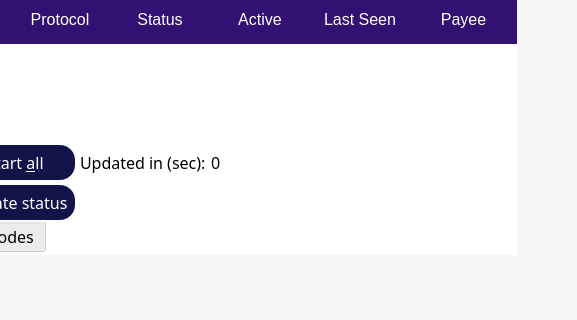
The window that src/qt/forms/zoinodes.ui (noirofficial/noir) describes before a commit, drawn with Qt 5; both pictures show x 250 to 827 and y 195 to 515 of the 827 by 515 pixel window.
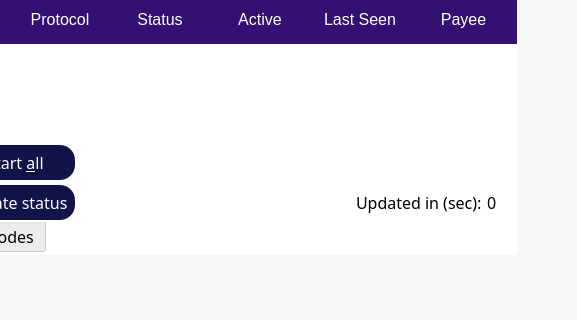
The same window after the commit. Icons and pictures are not drawn.

```diff
--- a/src/qt/forms/zoinodes.ui
+++ b/src/qt/forms/zoinodes.ui
@@ -1174,32 +1174,6 @@
                           </property>
                          </widget>
                         </item>
-                        <item>
-                         <widget class="QLabel" name="autoupdate_label_4">
-                          <property name="font">
-                           <font>
-                            <family>ZoinLight</family>
-                            <pointsize>12</pointsize>
-                           </font>
-                          </property>
-                          <property name="text">
-                           <string>Updated in (sec):</string>
-                          </property>
-                         </widget>
-                        </item>
-                        <item>
-                         <widget class="QLabel" name="secondsLabel_4">
-                          <property name="font">
-                           <font>
-                            <family>ZoinMedium</family>
-                            <pointsize>12</pointsize>
-                           </font>
-                          </property>
-                          <property name="text">
-                           <string>0</string>
-                          </property>
-                         </widget>
-                        </item>
                         <item>
                          <spacer name="horizontalSpacer_9">
                           <property name="orientation">
@@ -1299,6 +1273,32 @@
                           </property>
                          </spacer>
                         </item>
+                        <item>
+                         <widget class="QLabel" name="autoupdate_label_4">
+                          <property name="font">
+                           <font>
+                            <family>ZoinLight</family>
+                            <pointsize>12</pointsize>
+                           </font>
+                          </property>
+                          <property name="text">
+                           <string>Updated in (sec):</string>
+                          </property>
+                         </widget>
+                        </item>
+                        <item>
+                         <widget class="QLabel" name="secondsLabel_4">
+                          <property name="font">
+                           <font>
+                            <family>ZoinMedium</family>
+                            <pointsize>12</pointsize>
+                           </font>
+                          </property>
+                          <property name="text">
+                           <string>0</string>
+                          </property>
+                         </widget>
+                        </item>
                        </layout>
                       </item>
                      </layout>
```
Left out of the diff: 3 changed lines with no effect on the pictures.
